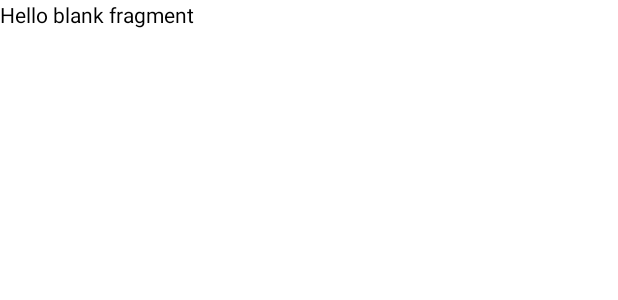
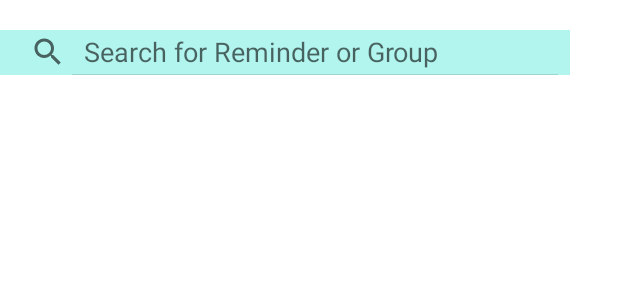
Before and after one commit to gunishkatar/StreamlineLife, an Android app: the layout fragment_completed_page.xml on its own in the app's theme, with its tools: preview values and no code run, on a phone screen of 412 x 824 dp. Shown: the top 300 px of the screen. Run offline under Robolectric (Android 15) with nearby library versions, the phone set to English and light mode, and no system bars.

Commit message:
adding list view

```diff
--- a/app/src/main/java/com/example/streamlinelife/CompletedPage.kt
+++ b/app/src/main/java/com/example/streamlinelife/CompletedPage.kt
@@ -5,6 +5,8 @@ import androidx.fragment.app.Fragment
 import android.view.LayoutInflater
 import android.view.View
 import android.view.ViewGroup
+import android.widget.ArrayAdapter
+import android.widget.ListView
 
 // TODO: Rename parameter arguments, choose names that match
 // the fragment initialization parameters, e.g. ARG_ITEM_NUMBER
@@ -37,6 +39,16 @@ class CompletedPage : Fragment() {
         return inflater.inflate(R.layout.fragment_completed_page, container, false)
     }
 
+    override fun onViewCreated(view: View, savedInstanceState: Bundle?) {
+        super.onViewCreated(view, savedInstanceState)
+
+        val completedListViewUI: ListView = view.findViewById(R.id.completedListView)
+
+
+
+    }
+
+
     companion object {
         /**
          * Use this factory method to create a new instance of
--- a/app/src/main/res/layout/fragment_completed_page.xml
+++ b/app/src/main/res/layout/fragment_completed_page.xml
@@ -3,12 +3,30 @@
     xmlns:tools="http://schemas.android.com/tools"
     android:layout_width="match_parent"
     android:layout_height="match_parent"
+    xmlns:app="http://schemas.android.com/apk/res-auto"
     tools:context=".CompletedPage">
 
-    <!-- TODO: Update blank fragment layout -->
-    <TextView
-        android:layout_width="match_parent"
-        android:layout_height="match_parent"
-        android:text="@string/hello_blank_fragment" />
+    <SearchView
+        android:layout_width="380dp"
+        android:layout_height="30dp"
+        android:layout_marginTop="20dp"
+        android:layout_marginEnd="20dp"
+        android:iconifiedByDefault="false"
+        android:background="#4D03DAC5"
+        android:queryHint="Search for Reminder or Group"
+        tools:ignore="MissingConstraints" />
+
+    <ListView
+        android:id="@+id/completedListView"
+        android:layout_width="0dp"
+        android:layout_height="0dp"
+        android:layout_marginStart="16dp"
+        android:layout_marginTop="16dp"
+        android:layout_marginEnd="16dp"
+        android:layout_marginBottom="16dp"
+        app:layout_constraintBottom_toBottomOf="parent"
+        app:layout_constraintEnd_toEndOf="parent"
+        app:layout_constraintStart_toStartOf="parent"
+        app:layout_constraintTop_toBottomOf="@+id/app_bar_completed_list" />
 
 </FrameLayout>
--- a/app/src/main/res/navigation/navigation_graph.xml
+++ b/app/src/main/res/navigation/navigation_graph.xml
@@ -16,4 +16,9 @@
         android:name="com.example.streamlinelife.CalenderPage"
         android:label="fragment_create_page"
         tools:layout="@layout/fragment_calender_view" />
+    <fragment
+        android:id="@+id/completedPage"
+        android:name="com.example.streamlinelife.CompletedPage"
+        android:label="fragment_create_page"
+        tools:layout="@layout/fragment_completed_page" />
 </navigation>
```
